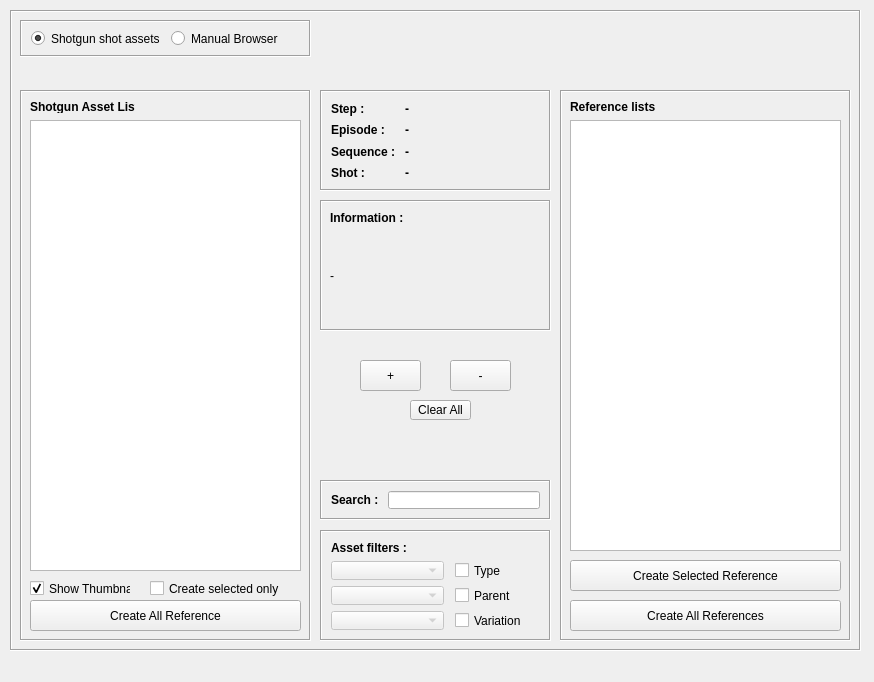
The window that ui.ui (ChanonVilaiyuk/arxLoader) describes before a commit, drawn with Qt 5.
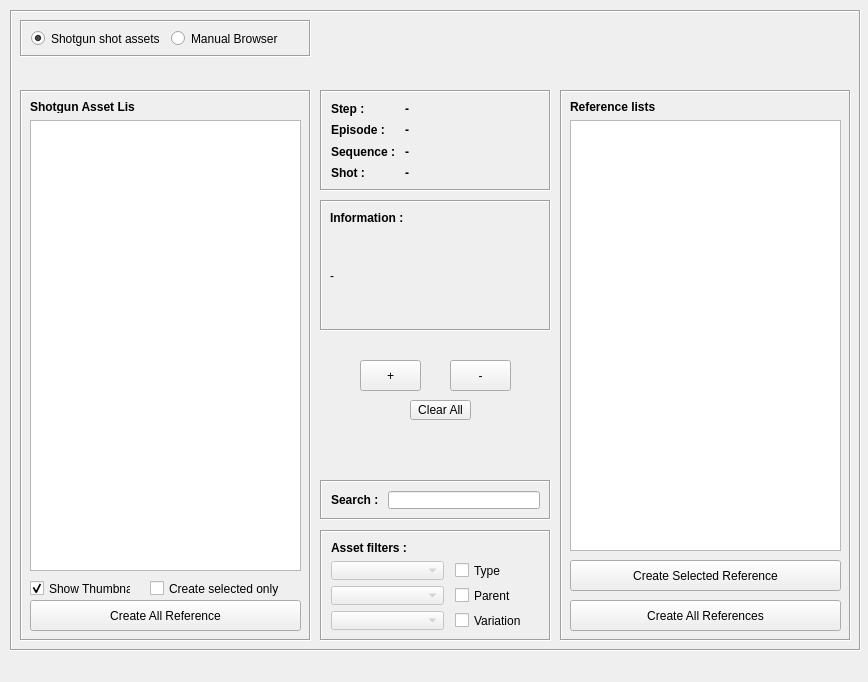
The same window after the commit.

Commit message: finish v.1.0

```diff
--- a/ui.ui
+++ b/ui.ui
@@ -6,7 +6,7 @@
    <rect>
     <x>0</x>
     <y>0</y>
-    <width>874</width>
+    <width>868</width>
     <height>682</height>
    </rect>
   </property>
```
Left out of the diff: 2 changed lines with no effect on the pictures. The commit also changes 2 other files.
